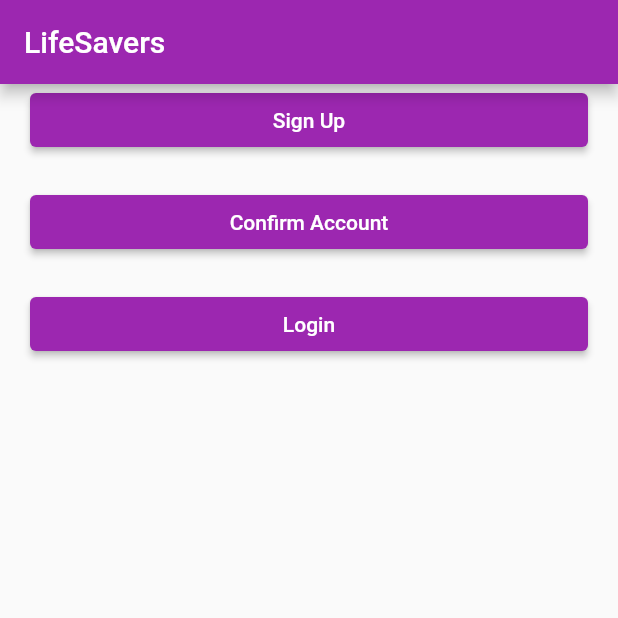
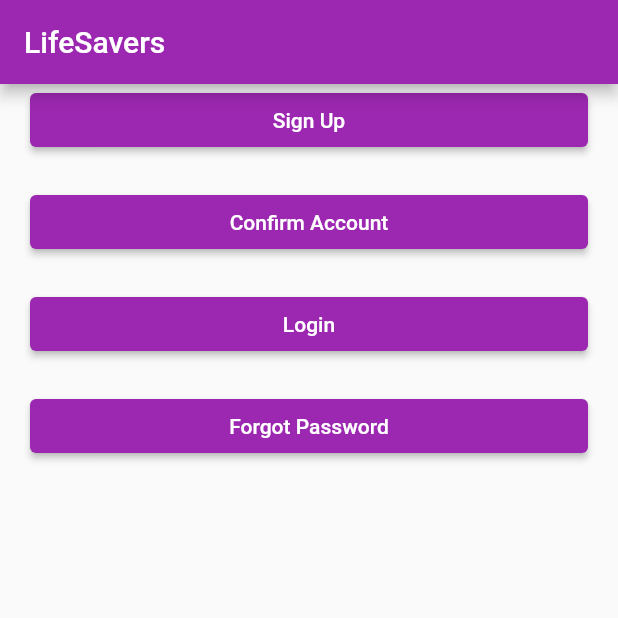
Before and after one commit to lbal837/capstone, a Flutter app: the screen it shows after launch, on a phone screen of 412 x 824 dp, the top half of it. Run offline on Flutter 3.47's test engine with Material 2 defaults, Android fonts, the phone set to English and light mode, and no system bars; our stand-ins replace firebase_core, firebase_messaging, shared_preferences; missing offline and left inert: amazon_cognito_identity_dart_2; accounts and stored records are empty.

Commit message:
Initialised ForgotPassword widgets and screens

```diff
--- a/frontend/lib/ui/home/home_screen.dart
+++ b/frontend/lib/ui/home/home_screen.dart
@@ -7,6 +7,8 @@ import 'package:frontend/ui/home/widgets/home_confirm_user_button.dart';
 import 'package:frontend/ui/home/widgets/home_login_user_button.dart';
 import 'package:frontend/ui/home/widgets/home_sign_up_user_button.dart';
 import 'package:frontend/ui/patients_portal/patients_portal_screen.dart';
+
+import 'widgets/home_forgot_password_button.dart';
 
 class _MyHomePageState extends State<MyHomePage> {
   final userService = UserService(userPool);
@@ -45,6 +47,7 @@ class _MyHomePageState extends State<MyHomePage> {
                     SignUpUserButton(screenSize: screenSize),
                     ConfirmUserButton(screenSize: screenSize),
                     LoginUserButton(screenSize: screenSize),
+                    ForgotPasswordButton(screenSize: screenSize),
                   ],
                 );
               }
--- /dev/null
+++ b/frontend/lib/ui/home/widgets/home_forgot_password_button.dart
@@ -0,0 +1,32 @@
+import 'package:flutter/material.dart';
+import 'package:frontend/ui/forgot_password/forgot_password_screen.dart';
+
+class ForgotPasswordButton extends StatelessWidget {
+  const ForgotPasswordButton({
+    super.key,
+    required this.screenSize,
+  });
+
+  final Size screenSize;
+
+  @override
+  Widget build(BuildContext context) {
+    return Container(
+      padding: const EdgeInsets.only(left: 20.0, right: 20.0, bottom: 20.0),
+      width: screenSize.width,
+      child: ElevatedButton(
+        onPressed: () {
+          Navigator.push(
+            context,
+            MaterialPageRoute(
+                builder: (context) => const ForgotPasswordScreen()),
+          );
+        },
+        child: const Text(
+          'Forgot Password',
+          style: TextStyle(color: Colors.white),
+        ),
+      ),
+    );
+  }
+}
```
Also changed, not shown: frontend/lib/ui/forgot_password/forgot_password_screen.dart (added, +67 -0 lines).
